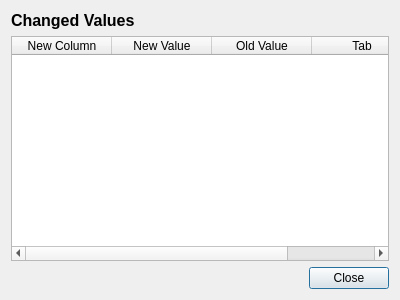
Before: the Qt Designer form src/iland/ui/dialogchangedvalues.ui in edfm-tum/iland-model, drawn with Qt 5.
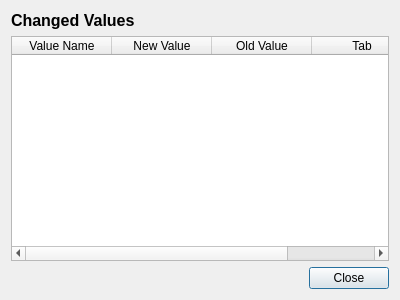
After: the same form once the commit is applied.

Commit message: update: file dialog path; save comment; element filter

```diff
--- a/src/iland/ui/dialogchangedvalues.ui
+++ b/src/iland/ui/dialogchangedvalues.ui
@@ -43,7 +43,7 @@
      </attribute>
      <column>
       <property name="text">
-       <string>New Column</string>
+       <string>Value Name</string>
       </property>
      </column>
      <column>
```
The commit also changes 6 other files.
